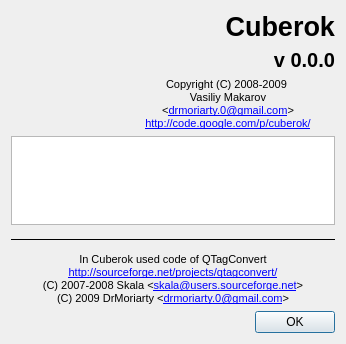
Qt form src/aboutdialog.ui (DrMoriarty/cuberok) before a commit.
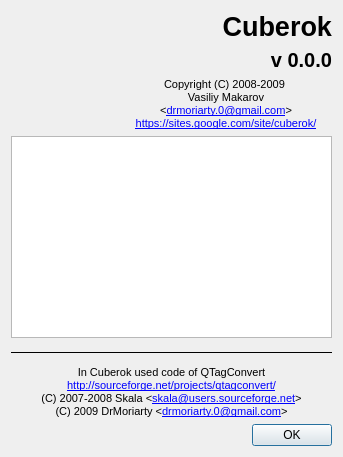
The same form after that commit. Icons and pictures are not drawn.

Diff of the .ui file:
```diff
--- a/src/aboutdialog.ui
+++ b/src/aboutdialog.ui
@@ -6,8 +6,8 @@
    <rect>
     <x>0</x>
     <y>0</y>
-    <width>346</width>
-    <height>344</height>
+    <width>343</width>
+    <height>457</height>
    </rect>
   </property>
   <property name="sizePolicy">
@@ -168,7 +168,7 @@
 &lt;p style=&quot; margin-top:0px; margin-bottom:0px; margin-left:0px; margin-right:0px; -qt-block-indent:0; text-indent:0px;&quot;&gt;&lt;span style=&quot; font-size:8pt;&quot;&gt;Copyright (C) 2008-2009 &lt;/span&gt;&lt;/p&gt;
 &lt;p style=&quot; margin-top:0px; margin-bottom:0px; margin-left:0px; margin-right:0px; -qt-block-indent:0; text-indent:0px;&quot;&gt;&lt;span style=&quot; font-size:8pt;&quot;&gt;Vasiliy Makarov&lt;/span&gt;&lt;/p&gt;
 &lt;p style=&quot; margin-top:0px; margin-bottom:0px; margin-left:0px; margin-right:0px; -qt-block-indent:0; text-indent:0px;&quot;&gt;&lt;span style=&quot; font-size:8pt;&quot;&gt;&amp;lt;&lt;/span&gt;&lt;a href=&quot;mailto:drmoriarty.0@gmail.com&quot;&gt;&lt;span style=&quot; font-size:8pt; text-decoration: underline; color:#0000ff;&quot;&gt;drmoriarty.0@gmail.com&lt;/span&gt;&lt;/a&gt;&lt;span style=&quot; font-size:8pt;&quot;&gt;&amp;gt;&lt;/span&gt;&lt;/p&gt;
-&lt;p style=&quot; margin-top:0px; margin-bottom:0px; margin-left:0px; margin-right:0px; -qt-block-indent:0; text-indent:0px;&quot;&gt;&lt;a href=&quot;http://code.google.com/p/cuberok/&quot;&gt;&lt;span style=&quot; font-size:8pt; text-decoration: underline; color:#0000ff;&quot;&gt;http://code.google.com/p/cuberok/&lt;/span&gt;&lt;/a&gt;&lt;/p&gt;&lt;/body&gt;&lt;/html&gt;</string>
+&lt;p style=&quot; margin-top:0px; margin-bottom:0px; margin-left:0px; margin-right:0px; -qt-block-indent:0; text-indent:0px;&quot;&gt;&lt;a href=&quot;https://sites.google.com/site/cuberok/&quot;&gt;&lt;span style=&quot; font-size:8pt; text-decoration: underline; color:#0000ff;&quot;&gt;https://sites.google.com/site/cuberok/&lt;/span&gt;&lt;/a&gt;&lt;/p&gt;&lt;/body&gt;&lt;/html&gt;</string>
      </property>
      <property name="alignment">
       <set>Qt::AlignCenter</set>
```
